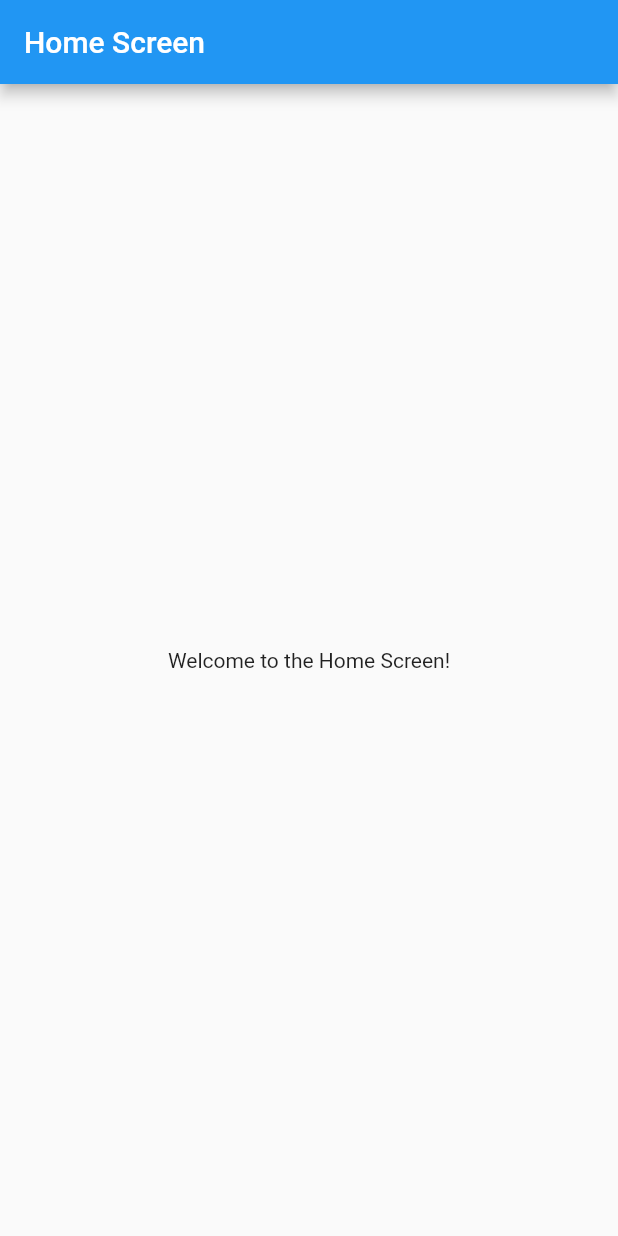
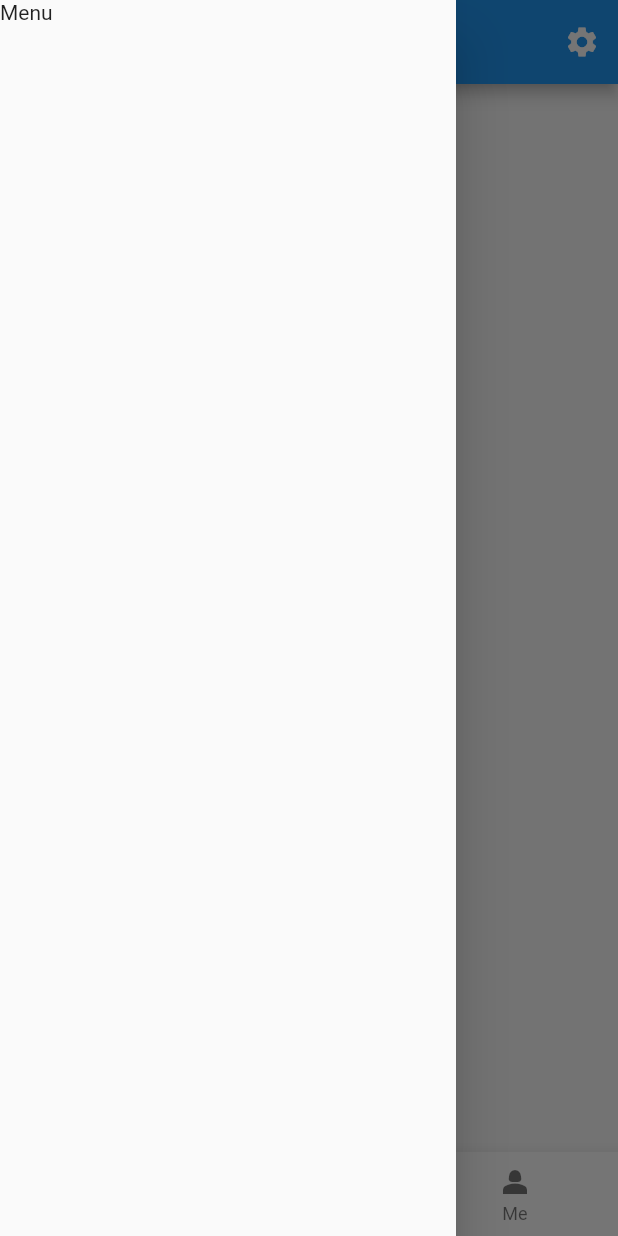
Before and after one commit to Rocketsheepdevs/LightBulb, a Flutter app: the HomeScreen screen opened directly, with the side drawer open (before the commit the screen has no drawer), on a phone screen of 412 x 824 dp. Run offline on Flutter 3.47's test engine with Material 2 defaults, Android fonts, the phone set to English and light mode, and no system bars; our stand-ins replace firebase_auth, firebase_core; accounts and stored records are empty.

Commit message:
Appbar BottomNav
Changed HomeScreen to have AppBar, BottomNav and side drawers.

added mepage, searchpage, chatpage files to hold values

```diff
--- a/lib/screens/HomeScreen.dart
+++ b/lib/screens/HomeScreen.dart
@@ -1,14 +1,106 @@
 import 'package:flutter/material.dart';
+import 'ChatPage.dart';
+import 'SearchPage.dart';
+import 'MePage.dart';
 
-class HomeScreen extends StatelessWidget {
+class HomeScreen extends StatefulWidget {
+  const HomeScreen({super.key});
+
+  @override
+  State<HomeScreen> createState() => _HomeScreenState();
+}
+
+class _HomeScreenState extends State<HomeScreen> {
+  int currentIndex = 1;
+  changeIndex(index) {
+    setState(() {
+      currentIndex = index;
+    });
+  }
+
+  void _onItemTapped(int index) {
+    // Handle navigation to the next page based on the selected index.
+    // For simplicity, I'm using a switch statement here.
+    switch (index) {
+      case 0:
+        // Navigate to the Chat page
+        // You can replace 'ChatPage' with the actual class/page you want to navigate to.
+        Navigator.push(
+          context,
+          MaterialPageRoute(builder: (context) => ChatPage()),
+        );
+        break;
+      case 1:
+        // Navigate to the Search page
+        // Replace 'SearchPage' with the actual class/page you want to navigate to.
+        Navigator.push(
+          context,
+          MaterialPageRoute(builder: (context) => SearchPage()),
+        );
+        break;
+      case 2:
+        // Navigate to the Me page
+        // Replace 'MePage' with the actual class/page you want to navigate to.
+        Navigator.push(
+          context,
+          MaterialPageRoute(builder: (context) => MePage()),
+        );
+        break;
+    }
+  }
+
   @override
   Widget build(BuildContext context) {
     return Scaffold(
+      resizeToAvoidBottomInset: false,
       appBar: AppBar(
-        title: Text('Home Screen'),
+        centerTitle: false,
+        title: Text('Lightbulb'),
+        actions: <Widget>[
+          Builder(
+            builder: (context) {
+              return IconButton(
+                icon: Icon(Icons.settings),
+                onPressed: () {
+                  Scaffold.of(context).openEndDrawer();
+                },
+              );
+            },
+          )
+        ],
       ),
-      body: const Center(
-        child: Text('Welcome to the Home Screen!'),
+      drawer: Drawer(
+        child: Text("Menu"),
+      ),
+      endDrawer: Drawer(
+        child: Container(
+          color: Colors.red,
+          child: Center(
+            child: Text(
+              "Settings",
+              style: TextStyle(color: Colors.white, fontSize: 30),
+            ),
+          ),
+        ),
+      ),
+      body: Text('screen'),
+      bottomNavigationBar: BottomNavigationBar(
+        backgroundColor: Theme.of(context).colorScheme.onInverseSurface,
+        items: const [
+          BottomNavigationBarItem(
+            icon: Icon(Icons.person_search),
+            label: 'Find Match',
+          ),
+          BottomNavigationBarItem(
+            icon: Icon(Icons.chat_bubble),
+            label: 'Chat',
+          ),
+          BottomNavigationBarItem(
+            icon: Icon(Icons.person_2),
+            label: 'Me',
+          ),
+        ],
+        onTap: _onItemTapped,
       ),
     );
   }
```
Also changed, not shown: lib/screens/ChatPage.dart (added, +17 -0 lines), lib/screens/MePage.dart (added, +17 -0 lines), lib/screens/SearchPage.dart (added, +17 -0 lines), 5 other files.
